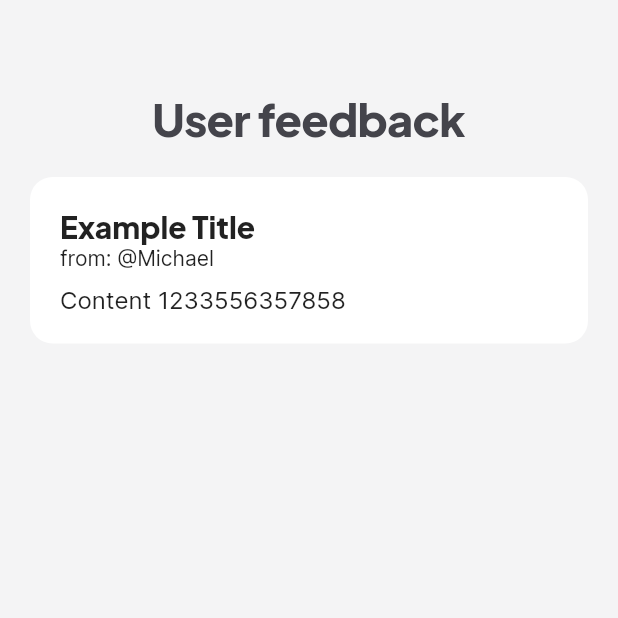
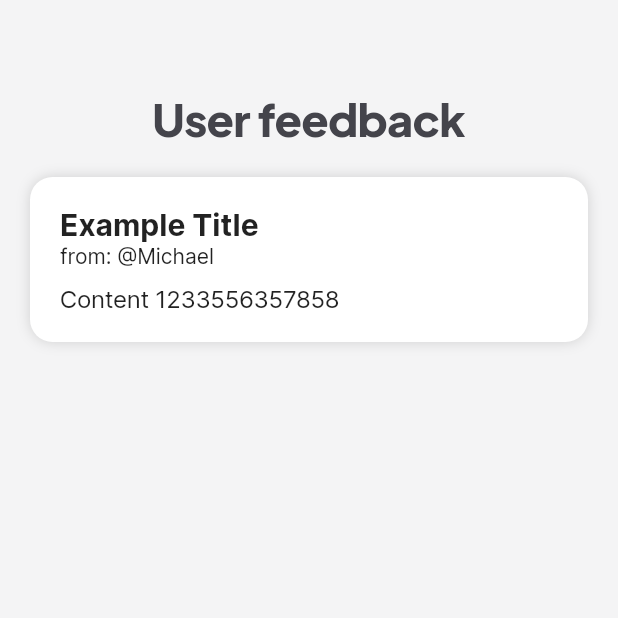
Before and after one commit to PremjithK/project_yuhealth_admin, a Flutter app: the screen it shows after launch, after a tap on "View Feedback", on a phone screen of 412 x 824 dp, the top half of it. Run offline on Flutter 3.47's test engine with Material 2 defaults, Android fonts, the phone set to English and light mode, and no system bars; our stand-ins replace bloc, flutter_slidable; generated files the repository leaves out were written again; network calls fail.

Commit message:
Edited admin

```diff
--- a/lib/approve_doctors_page/view/approve_doctors.dart
+++ b/lib/approve_doctors_page/view/approve_doctors.dart
@@ -4,8 +4,8 @@ import 'package:yu_health_admin/custom_widgets/doctor_approval_tile.dart';
 import 'package:yu_health_admin/custom_widgets/spacing.dart';
 import 'package:yu_health_admin/custom_widgets/text_types.dart';
 
-class ManageDoctorsPage extends StatelessWidget {
-  ManageDoctorsPage({super.key});
+class ApproveDoctorsPage extends StatelessWidget {
+  ApproveDoctorsPage({super.key});
 
   @override
   Widget build(BuildContext context) {
@@ -30,6 +30,12 @@ class ManageDoctorsPage extends StatelessWidget {
               heightspace(20),
               Text('Swipe Left or Right For Options'),
               heightspace(10),
+              Padding(
+                padding: const EdgeInsets.symmetric(horizontal:20),
+                child: ClipRRect(
+                  borderRadius: BorderRadius.circular(15),
+                  child: Column(
+                    children: [
                       DoctorApprovalTile(
                         name: 'Dr. Chen',
                         qualification: 'MBBS, MD',
@@ -38,6 +44,10 @@ class ManageDoctorsPage extends StatelessWidget {
                           print("ACCEPTED!");
                         },
                       ),
+                    ],
+                  ),
+                ),
+              )
             ],
           ),
         ),
--- a/lib/custom_widgets/bold_elevated_buttons.dart
+++ b/lib/custom_widgets/bold_elevated_buttons.dart
@@ -33,6 +33,7 @@ class BoldElevatedButtonWithIcon extends StatelessWidget {
         style: TextStyle(
           color: Colors.white,
           fontSize: textSize,
+          fontFamily: 'PlusJakarta',
           fontVariations: [FontVariation('wght', 900)],
         ),
       ),
@@ -70,6 +71,7 @@ class BoldElevatedButton extends StatelessWidget {
         style: TextStyle(
             color: Colors.white,
             fontSize: textSize,
+            fontFamily: 'PlusJakarta',
             fontVariations: [FontVariation('wght', 900)]),
       ),
     );
--- a/lib/custom_widgets/colored_option_container.dart
+++ b/lib/custom_widgets/colored_option_container.dart
@@ -33,22 +33,22 @@ class _ColoredOptionContainerState extends State<ColoredOptionContainer> {
   Widget build(BuildContext context) {
     return ListTile(
       titleAlignment: ListTileTitleAlignment.center,
-      contentPadding: EdgeInsets.symmetric(horizontal: 15, vertical: 10),
+      contentPadding: const EdgeInsets.symmetric(horizontal: 18, vertical: 10),
       onTap: widget.onTap,
       tileColor: widget.color,
       shape: RoundedRectangleBorder(
         borderRadius: BorderRadius.circular(15),
       ),
       leading: CircleAvatar(
-        backgroundColor: Color.fromRGBO(0, 0, 0, 0.1),
+        backgroundColor: const Color.fromRGBO(0, 0, 0, 0.1),
         radius: 30,
         foregroundColor: Colors.white,
         child: widget.icon,
       ),
       title: Text(
         widget.title,
-        style: TextStyle(
-          fontSize: 16,
+        style: const TextStyle(
+          fontSize: 18,
           fontWeight: FontWeight.bold,
           color: Colors.white,
         ),
@@ -56,49 +56,14 @@ class _ColoredOptionContainerState extends State<ColoredOptionContainer> {
       subtitle: Text(
         widget.subTitle,
         style: TextStyle(
-          fontVariations: [
-            FontVariation('wght', 400),
+          fontVariations: const [
+            FontVariation('wght', 500),
           ],
-          fontSize: 13,
-          color: Colors.white.withOpacity(0.8),
+          fontSize: 14,
+          color: Colors.white.withOpacity(0.7),
         ),
+        maxLines: 2,
       ),
     );
-    // Container(
-    //   width: widget.width,
-    //   padding: EdgeInsets.all(20),
-    //   decoration: BoxDecoration(
-    //     borderRadius: BorderRadius.circular(20),
-    //     color: widget.color,
-    //   ),
-    //   child: Row(
-    //     crossAxisAlignment: CrossAxisAlignment.start,
-    //     children: [
-    //       CircleAvatar(
-    //         backgroundColor: Color.fromRGBO(255, 255, 255, 0.25),
-    //         radius: 25,
-    //         child: widget.icon,
-    //       ),
-    //       widthspace(20),
-    //       Column(
-    //         crossAxisAlignment: CrossAxisAlignment.start,
-    //         children: [
-    //           Text(
-    //             widget.title,
-    //             style: TextStyle(
-    //                 fontWeight: FontWeight.bold, color: widget.textColor),
-    //           ),
-    //           Text(
-    //             widget.subTitle,
-    //             style: TextStyle(
-    //                 fontSize: 25,
-    //                 color: widget.textColor,
-    //                 fontVariations: [FontVariation('wght', 300)]),
-    //           ),
-    //         ],
-    //       )
-    //     ],
-    //   ),
-    // );
   }
 }
--- a/lib/custom_widgets/feedback_cards.dart
+++ b/lib/custom_widgets/feedback_cards.dart
@@ -20,6 +20,12 @@ class FeedbackCard extends StatelessWidget {
     return Container(
       width: MediaQuery.of(context).size.width,
       decoration: BoxDecoration(
+        boxShadow: [
+          BoxShadow(
+            blurRadius: 7,
+            color: Theme.of(context).colorScheme.shadow,
+          ),
+        ],
         color: Theme.of(context).colorScheme.onBackground,
         borderRadius: BorderRadius.circular(15),
       ),
@@ -29,9 +35,9 @@ class FeedbackCard extends StatelessWidget {
         children: [
           Text(
             title,
-            style: TextStyle(
-              fontSize: 20,
-              fontVariations: [FontVariation('wght', 900)],
+            style: const TextStyle(
+              fontSize: 20, fontWeight: FontWeight.bold,
+              // fontVariations: [FontVariation('wght', 800)],
             ),
           ),
           Text(
@@ -44,7 +50,11 @@ class FeedbackCard extends StatelessWidget {
           Text(
             content,
             maxLines: 5,
-            style: TextStyle(fontFamily: 'Inter', fontSize: 16),
+            style: TextStyle(
+              fontFamily: 'Inter',
+              fontSize: 16,
+              letterSpacing: -0.2,
+            ),
           ),
         ],
       ),
--- a/lib/custom_widgets/text_fields.dart
+++ b/lib/custom_widgets/text_fields.dart
@@ -80,6 +80,7 @@ class _MyTextFormFieldState extends State<MyTextFormField> {
           hintText: widget.hint,
           hintStyle: const TextStyle(
             fontSize: fontSize,
+            fontFamily: 'PlusJakarta',
             fontVariations: [FontVariation('wght', 500)],
           ),
 
--- a/lib/custom_widgets/text_types.dart
+++ b/lib/custom_widgets/text_types.dart
@@ -19,6 +19,7 @@ class MainHeading extends StatelessWidget {
       key: key,
       style: TextStyle(
         fontSize: fontSize,
+        fontFamily: 'PlusJakarta',
         fontVariations: const [FontVariation('wght', 900)],
         letterSpacing: -0.5,
         color: Theme.of(context).textTheme.displayLarge!.color,
--- a/lib/custom_widgets/theme.dart
+++ b/lib/custom_widgets/theme.dart
@@ -4,7 +4,7 @@ const String fontFamily = 'PlusJakarta';
 const String altFontFamily = 'Inter';
 
 ThemeData lightTheme = ThemeData(
-  fontFamily: fontFamily,
+  fontFamily: altFontFamily,
   brightness: Brightness.light,
 
   //Text Theme
@@ -33,7 +33,7 @@ ThemeData lightTheme = ThemeData(
 
     outlineVariant: const Color.fromRGBO(19, 19, 22, 0.25),
     // Drop Shadow Color
-    shadow: const Color.fromRGBO(0, 0, 0, 0.25),
+    shadow: const Color.fromRGBO(0, 0, 0, 0.15),
     //Text
     tertiary: const Color.fromRGBO(68, 68, 75, 1),
   ),
@@ -65,7 +65,7 @@ ThemeData darkTheme = ThemeData(
 
     outlineVariant: const Color.fromRGBO(19, 19, 22, 0.25),
     // Drop Shadow Color
-    shadow: const Color.fromRGBO(0, 0, 0, 0.25),
+    shadow: const Color.fromRGBO(255, 255, 255, 0.15),
     //Text
     tertiary: const Color.fromRGBO(68, 68, 75, 1),
   ),
--- a/lib/dashboard_page/view/dashboard_page.dart
+++ b/lib/dashboard_page/view/dashboard_page.dart
@@ -25,48 +25,45 @@ class DashboardPage extends StatelessWidget {
           child: Column(
             mainAxisAlignment: MainAxisAlignment.spaceBetween,
             children: [
-              Column(
+              Center(
+                child: Column(
                   children: [
                     const MainHeading(text: 'Manage Yu'),
                     heightspace(20),
                     ColoredOptionContainer(
+                      color: Colors.teal,
+                      title: 'Approve Doctors',
+                      subTitle:
+                          'Accept or Reject doctors enlisting to YuHealth',
+                      icon: Icon(Icons.medical_services),
                       onTap: () {
                         Navigator.push(
                             context,
                             MaterialPageRoute(
-                            builder: (context) => ManageDoctorsPage(),
+                              builder: (context) => ApproveDoctorsPage(),
                             ));
                       },
-                    title: 'Approve Doctors',
-                    subTitle: 'Accept Or Reject Doctors',
-                    color: Colors.teal.shade600,
-                    icon: Icon(
-                      Icons.medical_information,
-                      size: 25,
                     ),
-                  ),
-
-                  // REVOKE DOCTORS
                     heightspace(10),
                     ColoredOptionContainer(
-                    color: Colors.red,
+                      color: Colors.pink,
                       title: 'Remove Doctors',
-                    subTitle: 'Revoke permits of currently active doctors.',
-                    icon: Icon(
-                      Icons.cancel,
-                      size: 30,
+                      subTitle: 'Remove Doctors Actively Working With YuHealth',
+                      icon: Icon(Icons.close),
+                      onTap: () {
+                        Navigator.push(
+                            context,
+                            MaterialPageRoute(
+                              builder: (context) => ApproveDoctorsPage(),
+                            ));
+                      },
                     ),
-                    onTap: () {},
-                  ),
-                  // FEEDBACK OPTION
                     heightspace(10),
                     ColoredOptionContainer(
+                      color: Colors.blue.shade500,
                       title: 'View Feedback',
-                    subTitle: 'Feedback and Complaints From Users',
-                    icon: Icon(
-                      Icons.message_outlined,
-                      size: 25,
-                    ),
+                      subTitle: 'Read Feedback From Yu Customers',
+                      icon: Icon(Icons.message_outlined),
                       onTap: () {
                         Navigator.push(
                             context,
@@ -77,6 +74,7 @@ class DashboardPage extends StatelessWidget {
                     ),
                     heightspace(10),
                   ],
+                ),
               ),
               //
             ],
```
Lines whose indentation alone changed are shown as unchanged.
